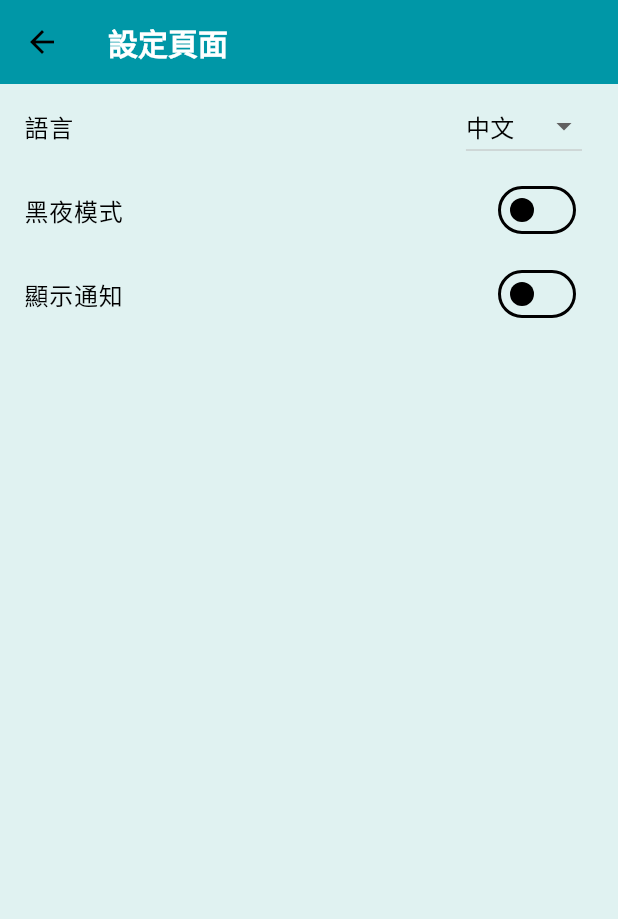
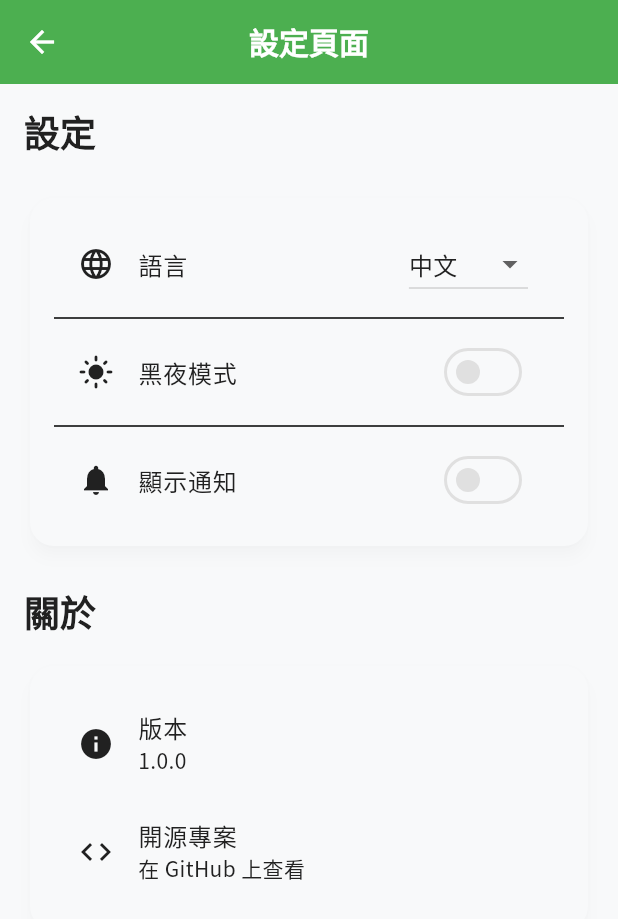
Before and after one commit to xeriom23823/Food-Savior, a Flutter app: the SettingsPage screen opened directly, on a phone screen of 412 x 824 dp. Shown: the top 919 px of the screen. Run offline on Flutter 3.47's test engine with Material 3 defaults, Android fonts, the phone set to English and light mode, and no system bars; our stand-ins replace cloud_firestore, curved_labeled_navigation_bar, equatable, firebase_auth, firebase_core, fl_chart and 9 more; missing offline and left inert: flow_builder; accounts and stored records are empty; project files that could hold a hidden picture were left out.

Commit message:
chore: 更新 Gradle 和 Kotlin 版本，調整主題設置，優化設定頁面 UI

```diff
--- a/lib/cubits/theme_cubit.dart
+++ b/lib/cubits/theme_cubit.dart
@@ -10,29 +10,119 @@ class ThemeCubit extends Cubit<ThemeData> {
   // 將主題定義在這
   static final lightTheme = ThemeData(
     brightness: Brightness.light,
+    useMaterial3: true,
+    fontFamily: 'NotoSansTC',
     appBarTheme: const AppBarTheme(
-      backgroundColor: Color(0xFF0097A7),
-      elevation: 4,
+      backgroundColor: Color(0xFF4CAF50), // 更鮮明的綠色
+      foregroundColor: Colors.white,
+      elevation: 0,
+      centerTitle: true,
+      titleTextStyle: TextStyle(
+        fontSize: 20,
+        fontWeight: FontWeight.w600,
+        fontFamily: 'NotoSansTC',
+      ),
     ),
     colorScheme: const ColorScheme.light(
-      primary: Color(0xFF0097A7),
-      secondary: Color(0xFF009688),
-      surface: Color(0xFFE0F2F1),
+      primary: Color(0xFF4CAF50), // 主要綠色
+      secondary: Color(0xFF8BC34A), // 次要淺綠
+      tertiary: Color(0xFFFFC107), // 強調色黃色
+      surface: Color(0xFFF8F9FA), // 淺灰背景
+      onPrimary: Colors.white,
+      onSecondary: Colors.white,
+      onSurface: Color(0xFF212121),
+      outline: Color(0xFFE0E0E0),
+    ),
+    cardTheme: const CardThemeData(
+      elevation: 4,
+      shadowColor: Colors.black12,
+      shape: RoundedRectangleBorder(
+        borderRadius: BorderRadius.all(Radius.circular(16)),
+      ),
+    ),
+    elevatedButtonTheme: ElevatedButtonThemeData(
+      style: ElevatedButton.styleFrom(
+        elevation: 2,
+        padding: const EdgeInsets.symmetric(horizontal: 24, vertical: 12),
+        shape: const RoundedRectangleBorder(
+          borderRadius: BorderRadius.all(Radius.circular(12)),
+        ),
+        textStyle: const TextStyle(
+          fontSize: 16,
+          fontWeight: FontWeight.w600,
+        ),
+      ),
+    ),
+    inputDecorationTheme: InputDecorationTheme(
+      border: OutlineInputBorder(
+        borderRadius: BorderRadius.circular(12),
+      ),
+      filled: true,
+      fillColor: Colors.white,
+    ),
+    listTileTheme: const ListTileThemeData(
+      shape: RoundedRectangleBorder(
+        borderRadius: BorderRadius.all(Radius.circular(12)),
+      ),
     ),
   );
 
   static final darkTheme = ThemeData(
     brightness: Brightness.dark,
-    appBarTheme: AppBarTheme(
-      backgroundColor: ColorScheme.dark(
-        primary: Color(0xFF212121),
-      ).primary,
+    useMaterial3: true,
+    fontFamily: 'NotoSansTC',
+    appBarTheme: const AppBarTheme(
+      backgroundColor: Color(0xFF1B5E20), // 深綠
+      foregroundColor: Colors.white,
+      elevation: 0,
+      centerTitle: true,
+      titleTextStyle: TextStyle(
+        fontSize: 20,
+        fontWeight: FontWeight.w600,
+        fontFamily: 'NotoSansTC',
+      ),
     ),
     colorScheme: const ColorScheme.dark(
-      primary: Color(0xFF0097A7),
-      secondary: Color(0xFF009688),
-      surface: Color(0xFF424242),
-      onPrimary: Colors.blueGrey,
+      primary: Color(0xFF4CAF50),
+      secondary: Color(0xFF8BC34A),
+      tertiary: Color(0xFFFFC107),
+      surface: Color(0xFF121212),
+      onPrimary: Colors.white,
+      onSecondary: Colors.white,
+      onSurface: Colors.white70,
+      outline: Color(0xFF424242),
+    ),
+    cardTheme: const CardThemeData(
+      elevation: 4,
+      shadowColor: Colors.black45,
+      shape: RoundedRectangleBorder(
+        borderRadius: BorderRadius.all(Radius.circular(16)),
+      ),
+    ),
+    elevatedButtonTheme: ElevatedButtonThemeData(
+      style: ElevatedButton.styleFrom(
+        elevation: 2,
+        padding: const EdgeInsets.symmetric(horizontal: 24, vertical: 12),
+        shape: const RoundedRectangleBorder(
+          borderRadius: BorderRadius.all(Radius.circular(12)),
+        ),
+        textStyle: const TextStyle(
+          fontSize: 16,
+          fontWeight: FontWeight.w600,
+        ),
+      ),
+    ),
+    inputDecorationTheme: InputDecorationTheme(
+      border: OutlineInputBorder(
+        borderRadius: BorderRadius.circular(12),
+      ),
+      filled: true,
+      fillColor: const Color(0xFF1E1E1E),
+    ),
+    listTileTheme: const ListTileThemeData(
+      shape: RoundedRectangleBorder(
+        borderRadius: BorderRadius.all(Radius.circular(12)),
+      ),
     ),
   );
 
--- a/lib/pages/char_and_statistics_page.dart
+++ b/lib/pages/char_and_statistics_page.dart
@@ -76,34 +76,29 @@ class _ChartAndStatisticsPageState extends State<ChartAndStatisticsPage> {
         final availableWidth = constraints.maxWidth;
         final chartHeight = availableWidth * 0.6;
 
-        return Container(
-          width: availableWidth,
-          height: chartHeight,
-          margin: const EdgeInsets.symmetric(vertical: 8),
-          decoration: BoxDecoration(
-            border: Border.all(color: Colors.grey),
-            borderRadius: BorderRadius.circular(8),
-          ),
-          child: Column(
-            children: [
-              Padding(
-                padding: const EdgeInsets.only(top: 16.0),
-                child: Text(
+        return Card(
+          margin: const EdgeInsets.symmetric(vertical: 12),
+          elevation: 4,
+          child: Padding(
+            padding: const EdgeInsets.all(16.0),
+            child: Column(
+              children: [
+                Text(
                   title,
-                  style: const TextStyle(
-                    fontSize: 20,
-                    fontWeight: FontWeight.bold,
-                  ),
+                  style: Theme.of(context).textTheme.titleLarge?.copyWith(
+                        fontWeight: FontWeight.bold,
+                        color: Theme.of(context).colorScheme.primary,
+                      ),
+                  textAlign: TextAlign.center,
                 ),
-              ),
-              const SizedBox(height: 8),
-              Expanded(
-                child: Padding(
-                  padding: const EdgeInsets.all(16.0),
+                const SizedBox(height: 16),
+                SizedBox(
+                  width: availableWidth,
+                  height: chartHeight,
                   child: chart,
                 ),
-              ),
-            ],
+              ],
+            ),
           ),
         );
       },
--- a/lib/pages/settings_page.dart
+++ b/lib/pages/settings_page.dart
@@ -11,18 +11,27 @@ class SettingsPage extends StatelessWidget {
   Widget build(BuildContext context) {
     return Scaffold(
       appBar: AppBar(
-        title: Text(
-          S.of(context).settingsPageTitle,
-          style: TextStyle(
-            color: Theme.of(context).colorScheme.onPrimary,
-            fontSize: 20,
+        title: Text(S.of(context).settingsPageTitle),
+      ),
+      body: Padding(
+        padding: const EdgeInsets.all(16.0),
+        child: Column(
+          crossAxisAlignment: CrossAxisAlignment.start,
+          children: [
+            Text(
+              '設定',
+              style: Theme.of(context).textTheme.headlineSmall?.copyWith(
                     fontWeight: FontWeight.bold,
                   ),
             ),
-      ),
-      body: ListView(
+            const SizedBox(height: 24),
+            Card(
+              child: Padding(
+                padding: const EdgeInsets.all(16.0),
+                child: Column(
                   children: [
                     ListTile(
+                      leading: const Icon(Icons.language),
                       title: Text(S.of(context).language),
                       trailing: DropdownButton<Locale>(
                         value: context.watch<LocaleCubit>().state,
@@ -41,9 +50,15 @@ class SettingsPage extends StatelessWidget {
                         },
                       ),
                     ),
+                    const Divider(),
                     BlocBuilder<ThemeCubit, ThemeData>(
                       builder: (context, state) {
                         return ListTile(
+                          leading: Icon(
+                            state.brightness == Brightness.dark
+                                ? Icons.dark_mode
+                                : Icons.light_mode,
+                          ),
                           title: Text(S.of(context).darkMode),
                           trailing: Switch(
                             value: state.brightness == Brightness.dark,
@@ -54,15 +69,54 @@ class SettingsPage extends StatelessWidget {
                         );
                       },
                     ),
+                    const Divider(),
                     ListTile(
+                      leading: const Icon(Icons.notifications),
                       title: Text(S.of(context).showNotification),
                       trailing: Switch(
                         value: false,
-              onChanged: (bool value) {},
+                        onChanged: (bool value) {
+                          // TODO: 實現通知功能
+                        },
                       ),
                     ),
                   ],
                 ),
+              ),
+            ),
+            const SizedBox(height: 24),
+            Text(
+              '關於',
+              style: Theme.of(context).textTheme.headlineSmall?.copyWith(
+                    fontWeight: FontWeight.bold,
+                  ),
+            ),
+            const SizedBox(height: 16),
+            Card(
+              child: Padding(
+                padding: const EdgeInsets.all(16.0),
+                child: Column(
+                  children: [
+                    ListTile(
+                      leading: const Icon(Icons.info),
+                      title: const Text('版本'),
+                      subtitle: const Text('1.0.0'),
+                    ),
+                    ListTile(
+                      leading: const Icon(Icons.code),
+                      title: const Text('開源專案'),
+                      subtitle: const Text('在 GitHub 上查看'),
+                      onTap: () {
+                        // TODO: 打開 GitHub 連結
+                      },
+                    ),
+                  ],
+                ),
+              ),
+            ),
+          ],
+        ),
+      ),
     );
   }
 }
```
Also changed, not shown: pubspec.yaml (+17 -17 lines), 5 other files. Lines whose indentation alone changed are shown as unchanged.
